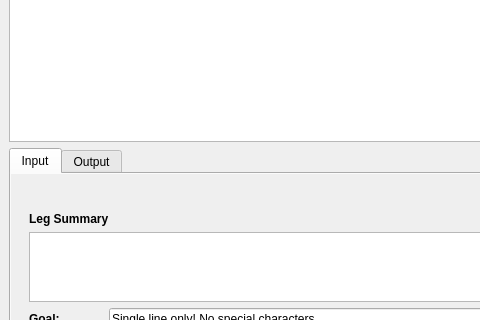
astrobokonon/SOFIACruiseTools, file SOFIACruiseTools/Planner/MainWindow.ui: the form before one commit; both pictures show x 0 to 480 and y 132 to 452 of the 821 by 783 pixel window.
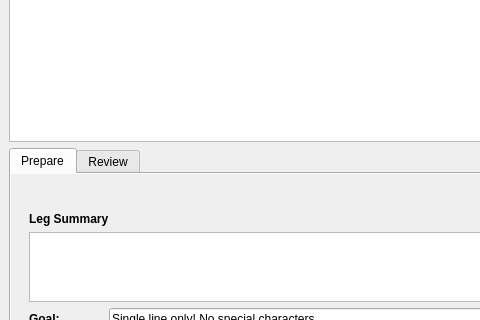
The form after the commit.

Patch:
```diff
--- a/SOFIACruiseTools/Planner/MainWindow.ui
+++ b/SOFIACruiseTools/Planner/MainWindow.ui
@@ -31,7 +31,7 @@
         <bool>true</bool>
        </property>
        <attribute name="title">
-        <string>Input</string>
+        <string>Prepare</string>
        </attribute>
        <layout class="QGridLayout" name="gridLayout_4">
         <property name="leftMargin">
@@ -221,7 +221,7 @@
       </widget>
       <widget class="QWidget" name="tabOutput">
        <attribute name="title">
-        <string>Output</string>
+        <string>Review</string>
        </attribute>
       </widget>
      </widget>
```
Left out of the diff: 8 changed lines with no effect on the pictures.
